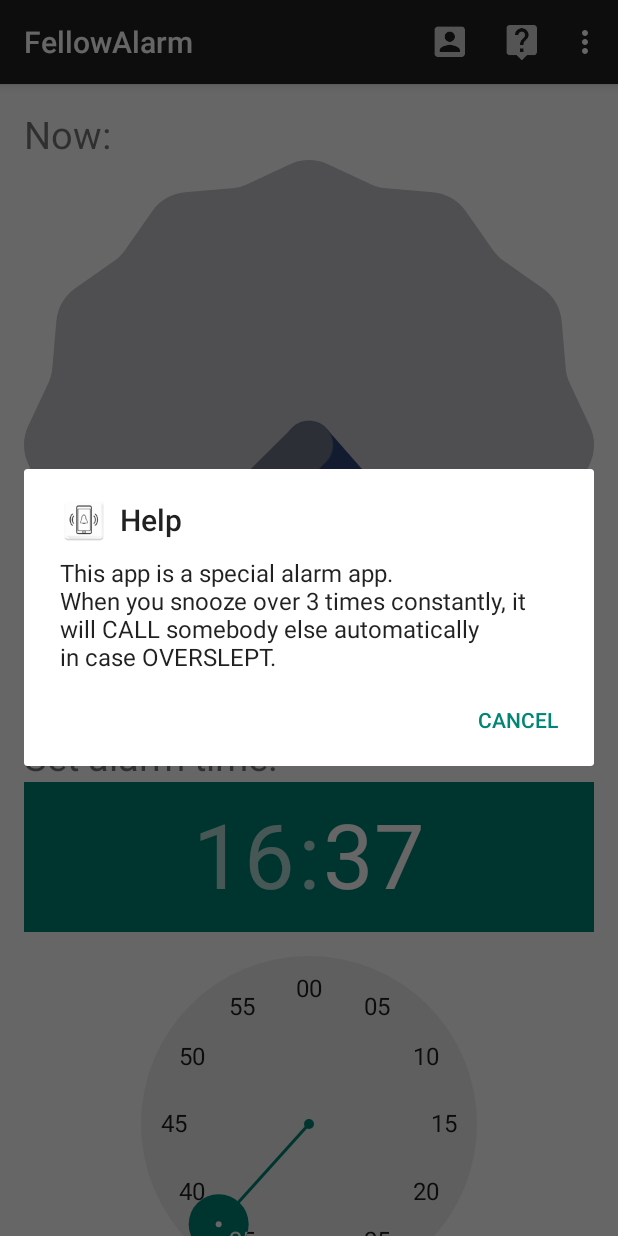
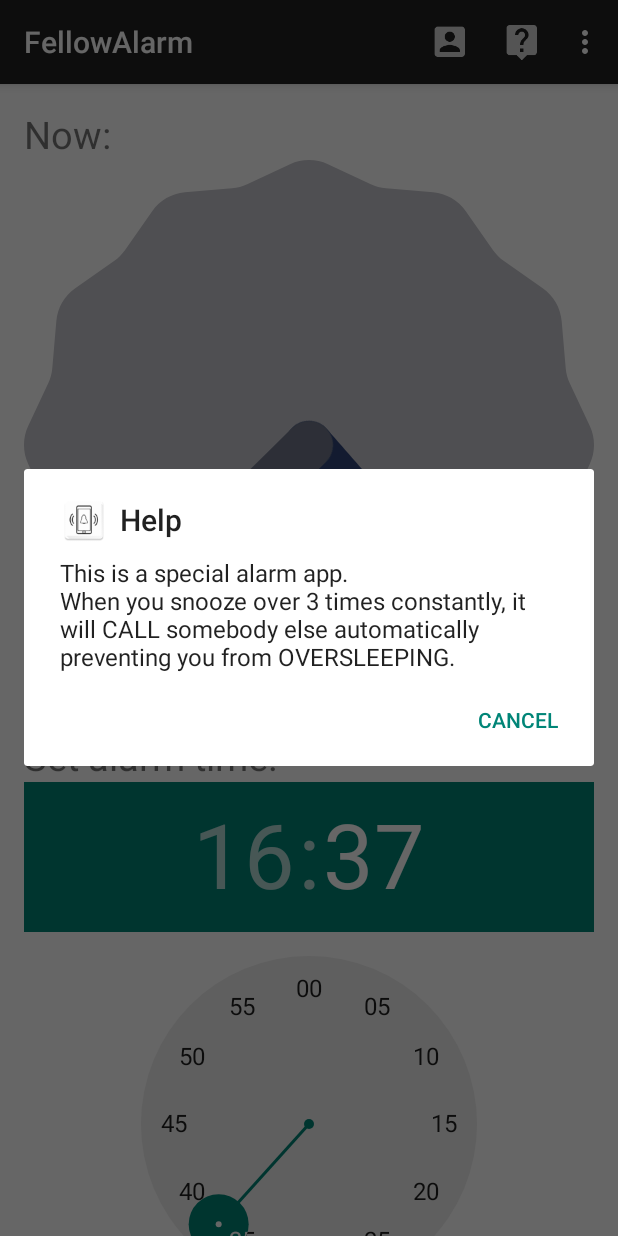
Before and after one commit to Etengle/Android-Fellow-Alarm-App, an Android app: the screen it shows after launch (MainActivity), in the options menu, after a tap on "Help", on a phone screen of 412 x 824 dp. Run offline under Robolectric (Android 15) with nearby library versions, the phone set to English and light mode, and no system bars.

Commit message:
1/22 03:48 help text

```diff
--- a/app/src/main/java/netdb/courses/softwarestudio/labs/pushnotification/MainActivity.java
+++ b/app/src/main/java/netdb/courses/softwarestudio/labs/pushnotification/MainActivity.java
@@ -305,10 +305,10 @@ public class MainActivity extends ActionBarActivity implements GoogleApiClient.C
                             public void onClick(DialogInterface dialog, int which) {
                             }
                         })
-                        .setMessage("This app is a special alarm app." +
+                        .setMessage("This is a special alarm app." +
                                 "\nWhen you snooze over 3 times constantly, " +
                                 "it will CALL somebody else automatically " +
-                                "\nin case OVERSLEPT.").create();
+                                "\npreventing you from OVERSLEEPING.").create();
                 // dialog3.setCanceledOnTouchOutside(false);
                 dialog3.show();
                 return true;
```
